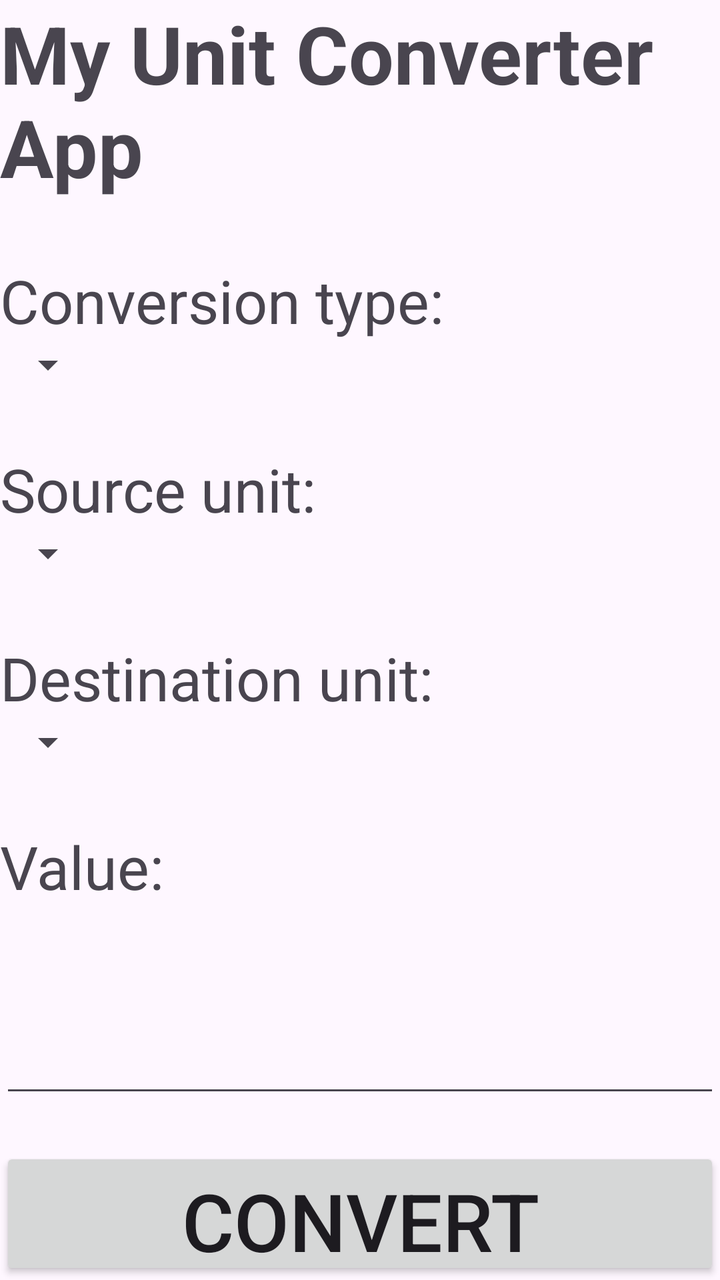
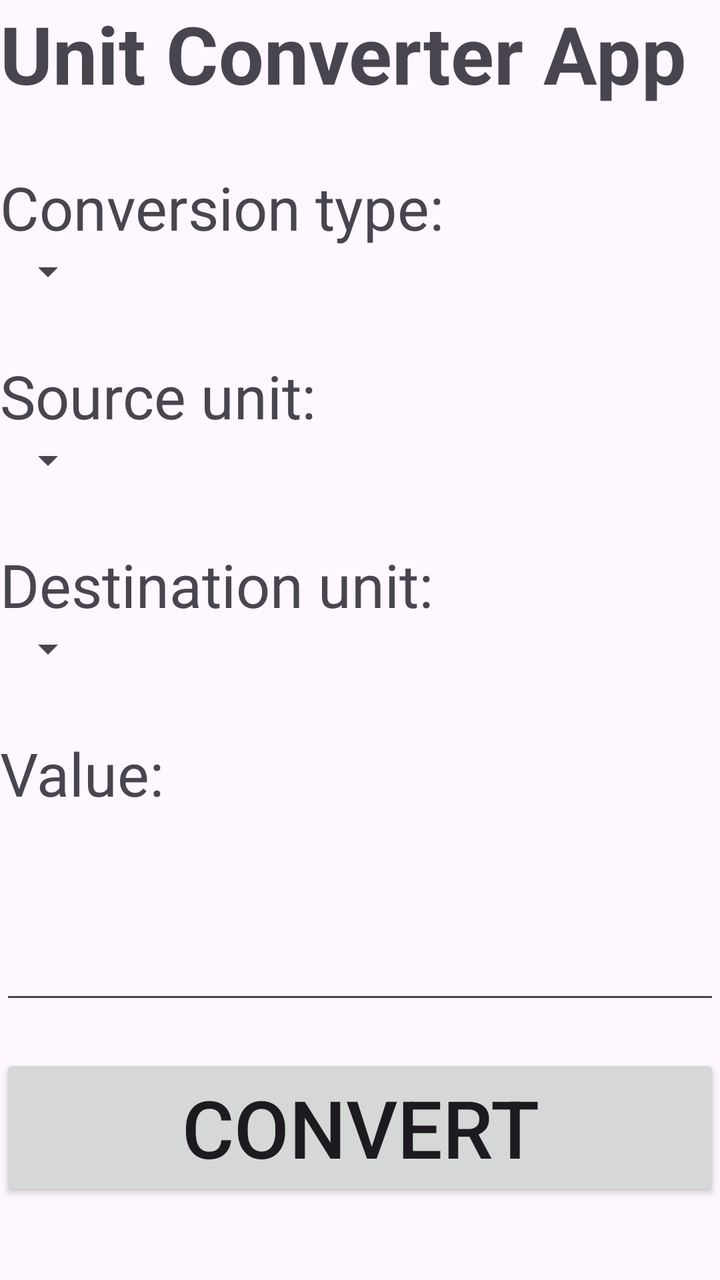

The first picture is an Android layout as it rendered before a commit; the second is the same layout after the commit. The layout source and the unified diff follow.
<!-- AndroidManifest.xml: application theme Theme.UnitConverterApp -->
<!-- res/layout/activity_main.xml -->
<?xml version="1.0" encoding="utf-8"?>
<LinearLayout xmlns:android="http://schemas.android.com/apk/res/android"
    xmlns:app="http://schemas.android.com/apk/res-auto"
    xmlns:tools="http://schemas.android.com/tools"
    android:id="@+id/main"
    android:layout_width="match_parent"
    android:layout_height="match_parent"
    android:orientation="vertical"
    android:layout_margin="30dp"
    tools:context=".MainActivity">

    <TextView
        android:layout_width="match_parent"
        android:layout_height="wrap_content"
        android:text="My Unit Converter App"
        android:textAlignment="center"
        android:textSize="40sp"
        android:textStyle="bold"
        />

    <TextView

        android:layout_width="wrap_content"
        android:layout_height="wrap_content"
        android:text="Conversion type:"
        android:textSize="30sp"
        android:layout_marginTop="30dp"
        />

    <Spinner
        android:id="@+id/type_spinner"
        android:layout_width="wrap_content"
        android:layout_height="wrap_content"
        />

    <TextView
        android:layout_width="wrap_content"
        android:layout_height="wrap_content"
        android:text="Source unit:"
        android:textSize="30sp"
        android:layout_marginTop="30dp"
        />

    <Spinner
        android:id="@+id/src_spinner"
        android:layout_width="wrap_content"
        android:layout_height="wrap_content"
        />

    <TextView
        android:layout_width="wrap_content"
        android:layout_height="wrap_content"
        android:text="Destination unit:"
        android:textSize="30sp"
        android:layout_marginTop="30dp"
        />

    <Spinner
        android:id="@+id/dst_spinner"
        android:layout_width="wrap_content"
        android:layout_height="wrap_content"
        />

    <TextView
        android:layout_width="match_parent"
        android:layout_height="wrap_content"
        android:text="Value:"
        android:textSize="30sp"
        android:layout_marginTop="30dp"
        />

    <EditText
        android:id="@+id/input"
        android:layout_width="match_parent"
        android:layout_height="wrap_content"
        android:layout_marginTop="30dp"
        android:layout_marginBottom="20dp"
        android:textSize="40sp"
        />

    <Button
        android:id="@+id/convertButton"
        android:layout_width="match_parent"
        android:layout_height="wrap_content"
        android:text="Convert"
        android:textSize="40sp"
        />

    <TextView
        android:id="@+id/result"
        android:padding="40dp"
        android:layout_width="match_parent"
        android:layout_height="wrap_content"
        android:text="Result will be displayed here."
        android:textAlignment="center"
        android:textSize="30sp"
        />

</LinearLayout>
<!-- resources referenced by this layout -->
<resources>
  <style name="Theme.UnitConverterApp" parent="Base.Theme.UnitConverterApp" />
  <style name="Base.Theme.UnitConverterApp" parent="Theme.Material3.DayNight.NoActionBar">
          
          
      </style>
</resources>

<!-- the commit's change to res/layout/activity_main.xml (unified diff, before → after) -->
@@ -1,73 +1,63 @@
 <?xml version="1.0" encoding="utf-8"?>
 <LinearLayout xmlns:android="http://schemas.android.com/apk/res/android"
-    xmlns:app="http://schemas.android.com/apk/res-auto"
     xmlns:tools="http://schemas.android.com/tools"
     android:id="@+id/main"
     android:layout_width="match_parent"
     android:layout_height="match_parent"
+    android:layout_margin="30dp"
     android:orientation="vertical"
-    android:layout_margin="30dp"
     tools:context=".MainActivity">
 
     <TextView
         android:layout_width="match_parent"
         android:layout_height="wrap_content"
-        android:text="My Unit Converter App"
+        android:text="Unit Converter App"
         android:textAlignment="center"
         android:textSize="40sp"
-        android:textStyle="bold"
-        />
+        android:textStyle="bold" />
 
     <TextView
-
         android:layout_width="wrap_content"
         android:layout_height="wrap_content"
+        android:layout_marginTop="30dp"
         android:text="Conversion type:"
-        android:textSize="30sp"
-        android:layout_marginTop="30dp"
-        />
+        android:textSize="30sp" />
 
     <Spinner
         android:id="@+id/type_spinner"
         android:layout_width="wrap_content"
-        android:layout_height="wrap_content"
-        />
+        android:layout_height="wrap_content" />
 
     <TextView
         android:layout_width="wrap_content"
         android:layout_height="wrap_content"
+        android:layout_marginTop="30dp"
         android:text="Source unit:"
-        android:textSize="30sp"
-        android:layout_marginTop="30dp"
-        />
+        android:textSize="30sp" />
 
     <Spinner
         android:id="@+id/src_spinner"
         android:layout_width="wrap_content"
-        android:layout_height="wrap_content"
-        />
+        android:layout_height="wrap_content" />
 
     <TextView
         android:layout_width="wrap_content"
         android:layout_height="wrap_content"
+        android:layout_marginTop="30dp"
         android:text="Destination unit:"
-        android:textSize="30sp"
-        android:layout_marginTop="30dp"
-        />
+        android:textSize="30sp" />
 
     <Spinner
         android:id="@+id/dst_spinner"
         android:layout_width="wrap_content"
-        android:layout_height="wrap_content"
-        />
+        android:layout_height="wrap_content" />
 
     <TextView
         android:layout_width="match_parent"
         android:layout_height="wrap_content"
+        android:layout_marginTop="30dp"
         android:text="Value:"
-        android:textSize="30sp"
-        android:layout_marginTop="30dp"
-        />
+        android:textSize="30sp" />
 
     <EditText
         android:id="@+id/input"
@@ -75,25 +65,22 @@
         android:layout_height="wrap_content"
         android:layout_marginTop="30dp"
         android:layout_marginBottom="20dp"
-        android:textSize="40sp"
-        />
+        android:textSize="40sp" />
 
     <Button
-        android:id="@+id/convertButton"
+        android:id="@+id/convert_button"
         android:layout_width="match_parent"
         android:layout_height="wrap_content"
         android:text="Convert"
-        android:textSize="40sp"
-        />
+        android:textSize="40sp" />
 
     <TextView
         android:id="@+id/result"
-        android:padding="40dp"
         android:layout_width="match_parent"
         android:layout_height="wrap_content"
-        android:text="Result will be displayed here."
+        android:padding="40dp"
+        android:text="Result will be displayed here"
         android:textAlignment="center"
-        android:textSize="30sp"
-        />
+        android:textSize="30sp" />
 
 </LinearLayout>
